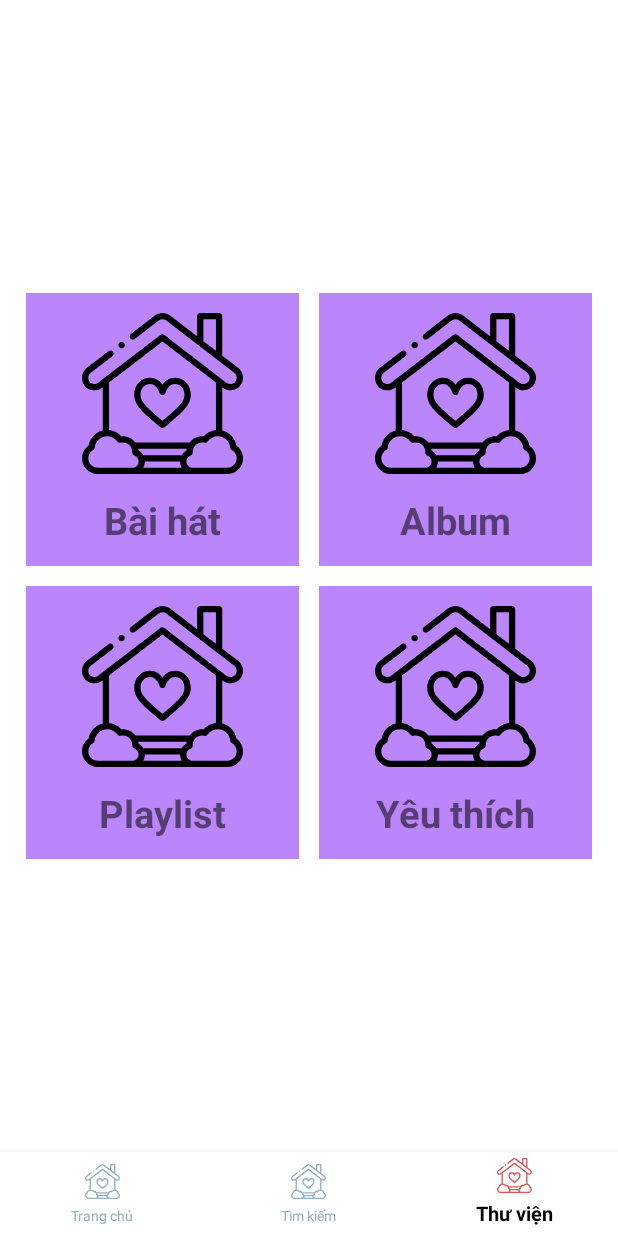
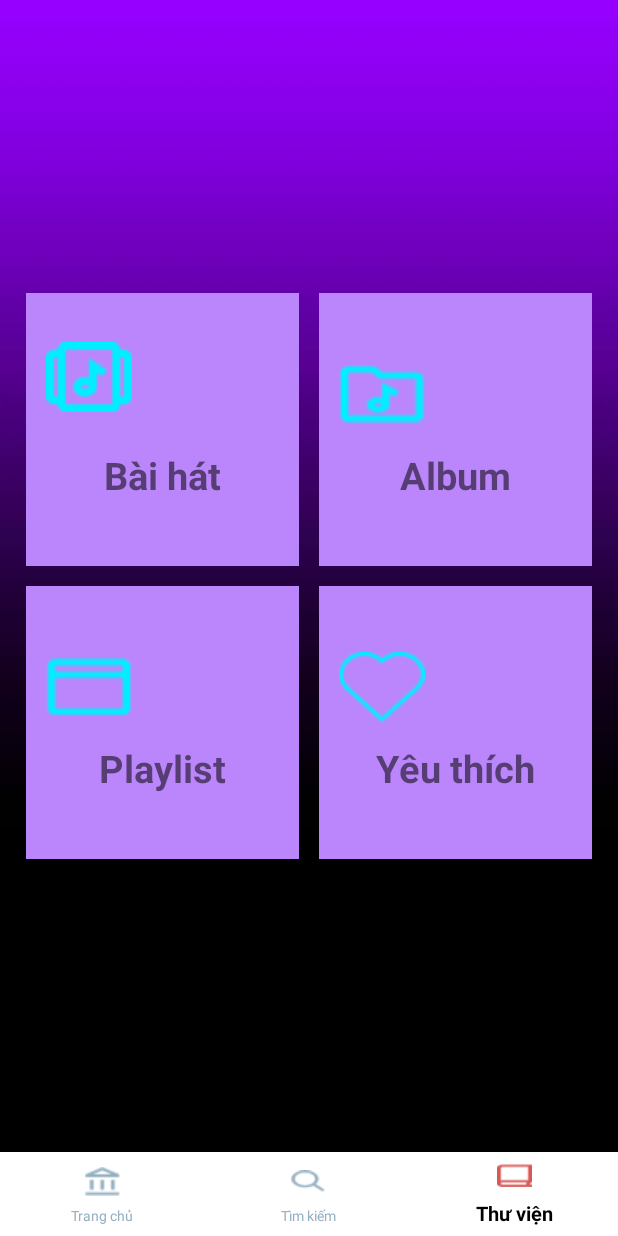
Before and after one commit to quachhongkhoait/MusicOffline, an Android app: the screen it shows after launch (MainActivity), item 3 of the bottom bar chosen, on a phone screen of 412 x 824 dp. Run offline under Robolectric (Android 15) with nearby library versions, the phone set to English and light mode, and no system bars; our stand-ins replace EventBus, sdp/ssp sizes.

Commit message:
Merge remote-tracking branch 'origin' into vietdev
# Conflicts:
#	app/src/main/AndroidManifest.xml

```diff
--- a/app/src/main/res/layout/fragment_album.xml
+++ b/app/src/main/res/layout/fragment_album.xml
@@ -3,13 +3,13 @@
     xmlns:tools="http://schemas.android.com/tools"
     android:layout_width="match_parent"
     android:layout_height="match_parent"
-    tools:context=".ui.fragment.library.album.AlbumFragment">
+    tools:context=".ui.fragment.library.album.AlbumFragment"
+        android:background="@drawable/background">
 
     <!-- TODO: Update blank fragment layout -->
     <RelativeLayout
             android:layout_width="match_parent"
-            android:layout_height="match_parent"
-            android:background="@drawable/gradient">
+            android:layout_height="match_parent">
         <LinearLayout
                 android:orientation="vertical"
                 android:id="@+id/linnertoolbar"
--- a/app/src/main/res/layout/fragment_favourite.xml
+++ b/app/src/main/res/layout/fragment_favourite.xml
@@ -10,7 +10,7 @@
     <RelativeLayout
             android:layout_width="match_parent"
             android:layout_height="match_parent"
-            android:background="@drawable/gradient">
+            android:background="@drawable/background">
 
         <LinearLayout
                 android:id="@+id/linnertoolbar"
--- a/app/src/main/res/layout/fragment_home.xml
+++ b/app/src/main/res/layout/fragment_home.xml
@@ -4,7 +4,7 @@
     android:layout_width="match_parent"
     android:layout_height="match_parent"
     tools:context=".ui.fragment.home.HomeFragment"
-        android:background="@drawable/gradient">
+        android:background="@drawable/background">
 
     <!-- TODO: Update blank fragment layout -->
     <androidx.appcompat.widget.Toolbar
--- a/app/src/main/res/layout/fragment_library.xml
+++ b/app/src/main/res/layout/fragment_library.xml
@@ -4,6 +4,7 @@
         android:layout_width="match_parent"
         android:layout_height="match_parent"
         android:layout_gravity="center"
+        android:background="@drawable/background"
         android:gravity="center"
         tools:context=".ui.fragment.library.LibraryFragment">
 
@@ -17,11 +18,12 @@
 
         <ImageView
                 android:id="@+id/mImgSong"
-            android:layout_width="match_parent"
-            android:layout_height="match_parent"
+                android:layout_width="@dimen/_44sdp"
+                android:layout_height="@dimen/_36sdp"
                 android:layout_above="@+id/mTVSong"
+                android:layout_marginBottom="11dp"
                 android:clickable="false"
-            android:src="@drawable/ic_home" />
+                android:src="@drawable/ic_song" />
 
         <TextView
                 android:id="@+id/mTVSong"
@@ -29,6 +31,7 @@
                 android:layout_height="wrap_content"
                 android:layout_alignParentBottom="true"
                 android:layout_marginTop="@dimen/_10sdp"
+                android:layout_marginBottom="@dimen/_23sdp"
                 android:clickable="false"
                 android:gravity="center"
                 android:text="Bài hát"
@@ -47,10 +50,10 @@
 
         <ImageView
                 android:id="@+id/mImgPlayList"
-            android:layout_width="match_parent"
-            android:layout_height="match_parent"
+                android:layout_width="@dimen/_44sdp"
+                android:layout_height="@dimen/_36sdp"
                 android:layout_above="@+id/mTVPlaylist"
-            android:src="@drawable/ic_home" />
+                android:src="@drawable/ic_playlist" />
 
         <TextView
                 android:id="@+id/mTVPlaylist"
@@ -58,6 +61,7 @@
                 android:layout_height="wrap_content"
                 android:layout_alignParentBottom="true"
                 android:layout_marginTop="@dimen/_10sdp"
+                android:layout_marginBottom="@dimen/_23sdp"
                 android:gravity="center"
                 android:text="Playlist"
                 android:textSize="25sp"
@@ -75,10 +79,10 @@
 
         <ImageView
                 android:id="@+id/mImgAlbum"
-            android:layout_width="match_parent"
-            android:layout_height="match_parent"
+                android:layout_width="@dimen/_44sdp"
+                android:layout_height="@dimen/_36sdp"
                 android:layout_above="@+id/mTVAlbum"
-            android:src="@drawable/ic_home" />
+                android:src="@drawable/ic_album" />
 
         <TextView
                 android:id="@+id/mTVAlbum"
@@ -86,6 +90,8 @@
                 android:layout_height="wrap_content"
                 android:layout_alignParentBottom="true"
                 android:layout_marginTop="@dimen/_10sdp"
+                android:layout_marginBottom="@dimen/_23sdp"
+
                 android:gravity="center"
                 android:text="Album"
                 android:textSize="25sp"
@@ -105,10 +111,10 @@
 
         <ImageView
                 android:id="@+id/mImgFavourite"
-            android:layout_width="match_parent"
-            android:layout_height="match_parent"
+                android:layout_width="@dimen/_44sdp"
+                android:layout_height="@dimen/_36sdp"
                 android:layout_above="@+id/mTVFavourite"
-            android:src="@drawable/ic_home" />
+                android:src="@drawable/ic_love" />
 
         <TextView
                 android:id="@+id/mTVFavourite"
@@ -116,6 +122,7 @@
                 android:layout_height="wrap_content"
                 android:layout_alignParentBottom="true"
                 android:layout_marginTop="@dimen/_10sdp"
+                android:layout_marginBottom="@dimen/_23sdp"
                 android:gravity="center"
                 android:text="Yêu thích"
                 android:textSize="25sp"
--- a/app/src/main/res/layout/fragment_play_list.xml
+++ b/app/src/main/res/layout/fragment_play_list.xml
@@ -10,7 +10,7 @@
     <RelativeLayout
             android:layout_width="match_parent"
             android:layout_height="match_parent"
-            android:background="@drawable/gradient">
+            android:background="@drawable/background">
         <LinearLayout
                 android:orientation="vertical"
                 android:id="@+id/linnertoolbar"
--- a/app/src/main/res/layout/fragment_search.xml
+++ b/app/src/main/res/layout/fragment_search.xml
@@ -2,7 +2,8 @@
 <ScrollView xmlns:android="http://schemas.android.com/apk/res/android"
         xmlns:app="http://schemas.android.com/apk/res-auto"
         android:layout_width="match_parent"
-        android:layout_height="match_parent">
+        android:layout_height="match_parent"
+        android:background="@drawable/background">
 
     <RelativeLayout
             android:layout_width="match_parent"
@@ -33,7 +34,6 @@
                 android:layout_width="match_parent"
                 android:layout_height="match_parent"
                 android:layout_below="@id/linnertoolbar"
-                android:background="@drawable/gradient"
                 android:orientation="vertical">
 
             <TextView
--- a/app/src/main/res/layout/list_item_playlist.xml
+++ b/app/src/main/res/layout/list_item_playlist.xml
@@ -3,7 +3,7 @@
         xmlns:app="http://schemas.android.com/apk/res-auto"
         android:layout_width="match_parent"
         android:layout_height="match_parent"
-        android:background="@drawable/gradient">
+        android:background="@drawable/background">
 
     <RelativeLayout
             android:layout_width="match_parent"
--- a/app/src/main/res/layout/list_item_recommended.xml
+++ b/app/src/main/res/layout/list_item_recommended.xml
@@ -3,7 +3,7 @@
         xmlns:app="http://schemas.android.com/apk/res-auto"
         android:layout_width="match_parent"
         android:layout_height="match_parent"
-        android:background="@drawable/gradient">
+        android:background="@drawable/background">
 
     <RelativeLayout
             android:layout_width="match_parent"
--- a/app/src/main/res/menu/nav_menu.xml
+++ b/app/src/main/res/menu/nav_menu.xml
@@ -3,16 +3,16 @@
     <item
         android:id="@+id/menu_home"
         android:enabled="true"
-        android:icon="@drawable/ic_home"
+        android:icon="@drawable/account_balance_24px"
         android:title="Trang chủ" />
     <item
         android:id="@+id/menu_search"
         android:enabled="true"
-        android:icon="@drawable/ic_home"
+        android:icon="@drawable/icon_search"
         android:title="Tìm kiếm" />
     <item
         android:id="@+id/menu_library"
         android:enabled="true"
-        android:icon="@drawable/ic_home"
+        android:icon="@drawable/icon_libary"
         android:title="Thư viện" />
 </menu>
```
Also changed, not shown: app/src/main/res/drawable/ic_album.png (added), app/src/main/res/drawable/ic_love.png (added), app/src/main/res/drawable/ic_playlist.png (added), app/src/main/res/drawable/ic_song.png (added). Lines whose indentation alone changed are shown as unchanged.
